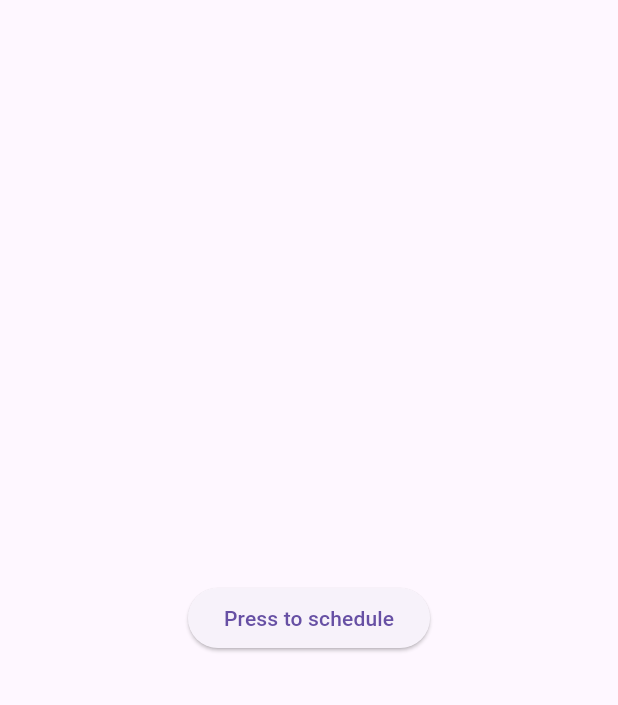
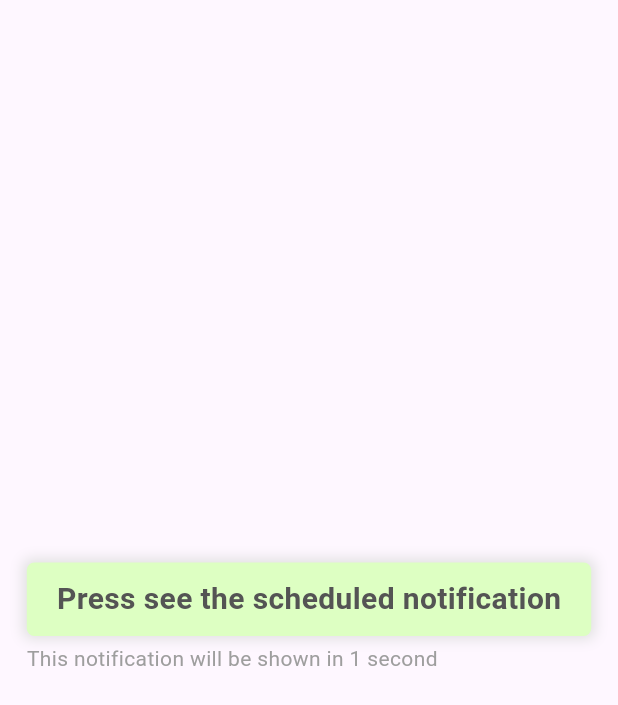
Before and after one commit to hananAldosari/features, a Flutter app: the screen it shows after launch, on a phone screen of 412 x 824 dp. Shown: the top 705 px of the screen. Run offline on Flutter 3.47's test engine with Material 3 defaults, Android fonts, the phone set to English and light mode, and no system bars; our stand-ins replace flutter_local_notifications, timezone.

Commit message:
Local notification added

```diff
--- a/lib/views/notification_view.dart
+++ b/lib/views/notification_view.dart
@@ -17,20 +17,55 @@ class _NotificationViewState extends State<NotificationView> {
   Widget build(BuildContext context) {
     return Scaffold(
       body: Center(
-        child: ElevatedButton(
-          onPressed: () async {
+        child: Column(
+          mainAxisAlignment: MainAxisAlignment.center,
+          crossAxisAlignment: CrossAxisAlignment.start,
+          children: [
+            InkWell(
+              onTap: () async {
                 print("Entered");
                 DateTime data = DateTime.now().add(const Duration(seconds: 1));
-
                 await localNotificationService.scheduledNotification(
-              title: "Alarm",
-              body: "Reminder",
+                  title: "Glob Notification",
+                  body: "Don't forget your from Globant Flutter developers",
                   scheduledTime: data,
                 );
                 print("Finished");
-
               },
-          child: const Text("Press to schedule"),
+              child: Container(
+                padding: const EdgeInsets.symmetric(
+                  vertical: 10,
+                  horizontal: 20,
+                ),
+                decoration: BoxDecoration(
+                  color: const Color.fromARGB(255, 221, 255, 194),
+                  borderRadius: BorderRadius.circular(5),
+                  boxShadow: [
+                    BoxShadow(
+                      color: Colors.grey.shade300,
+                      blurRadius: 7,
+                      spreadRadius: 2,
+                    ),
+                  ],
+                ),
+                child: const Text(
+                  "Press see the scheduled notification",
+                  style: TextStyle(
+                    color: Color.fromARGB(255, 84, 84, 84),
+                    fontWeight: FontWeight.bold,
+                    fontSize: 20,
+                  ),
+                ),
+              ),
+            ),
+            const SizedBox(height: 5),
+            const Text(
+              "This notification will be shown in 1 second",
+              style: TextStyle(
+                color: Colors.grey,
+              ),
+            ),
+          ],
         ),
       ),
     );
```
Lines whose indentation alone changed are shown as unchanged.
